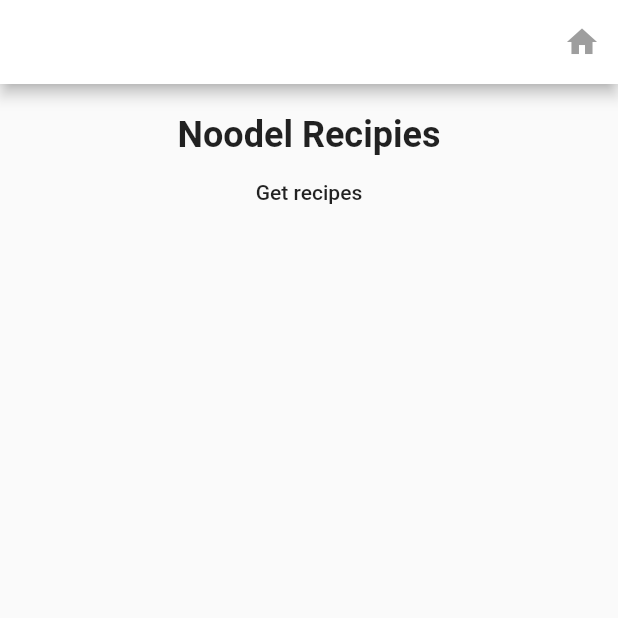
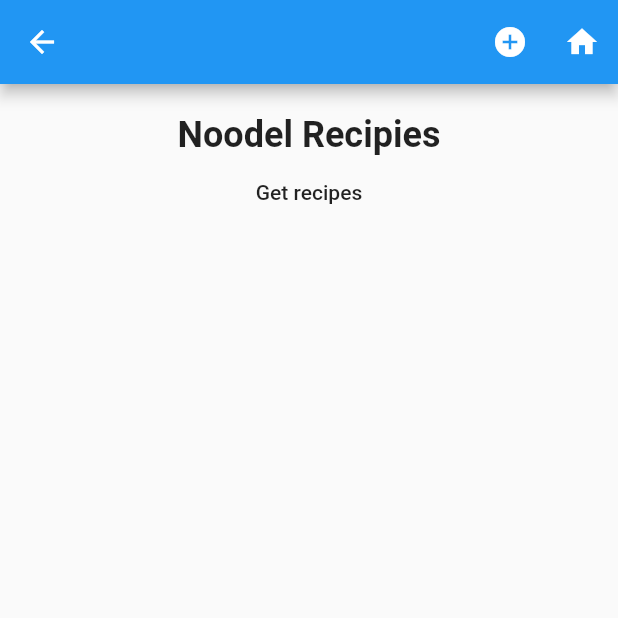
Before and after one commit to mt-tadayon/save_recipes, a Flutter app: the screen it shows after launch, after a tap on "Noodel", on a phone screen of 412 x 824 dp, the top half of it. Run offline on Flutter 3.47's test engine with Material 2 defaults, Android fonts, the phone set to English and light mode, and no system bars; our stand-ins replace image_picker, sqflite; accounts and stored records are empty.

Commit message:
Refactoring the AppBar

```diff
--- a/lib/category_screen/category_screen.dart
+++ b/lib/category_screen/category_screen.dart
@@ -1,6 +1,6 @@
 import 'package:flutter/material.dart';
+import 'package:saverecipes/add_recipe_screen/add_recipe_screen.dart';
 import 'package:saverecipes/models/recipe_model.dart';
-import 'package:saverecipes/recipe_app_bar.dart';
 
 final RecipeHelper _recipeHelper = RecipeHelper();
 
@@ -19,12 +19,30 @@ class _CategoryScreenState extends State<CategoryScreen> {
   @override
   Widget build(BuildContext context) {
     return Scaffold(
-      appBar: RecipeAppBar(
-        icon: Icon(Icons.home),
-        onTap: () {
+      appBar: AppBar(
+        actions: <Widget>[
+          IconButton(
+            icon: Icon(Icons.add_circle),
+            onPressed: () {
+              Navigator.push(context, MaterialPageRoute(
+                builder: (context) => AddRecipeScreen()
+              ));
+            },
+          ),
+          IconButton(
+            icon: Icon(Icons.home),
+            onPressed: () {
+              Navigator.popUntil(context, (route) => route.isFirst);
+            },
+          )
+        ],
+      ),
+      /*appBar: RecipeAppBar(
+        firstIcon: Icon(Icons.home),
+        firstOnTap: () {
           Navigator.pop(context);
         },
-      ),
+      ),*/
       body: Padding(
         padding: const EdgeInsets.all(20.0),
         child: Column(
--- a/lib/home_screen/home_screen.dart
+++ b/lib/home_screen/home_screen.dart
@@ -3,22 +3,25 @@ import 'package:saverecipes/add_recipe_screen/add_recipe_screen.dart';
 import 'package:saverecipes/category_screen/category_screen.dart';
 import 'package:saverecipes/home_screen/category_card.dart';
 import 'package:saverecipes/home_screen/last_recipe_card.dart';
-import 'package:saverecipes/recipe_app_bar.dart';
 
 class HomeScreen extends StatelessWidget {
   @override
   Widget build(BuildContext context) {
     return Scaffold(
-      appBar: RecipeAppBar(
+      appBar: AppBar(
+        actions: <Widget>[
+          IconButton(
             icon: Icon(Icons.add_circle),
-        onTap: () {
+            onPressed: () {
               Navigator.push(
                 context,
                 MaterialPageRoute(
-              builder: (context) => AddRecipeScreen(),
+                  builder: (BuildContext context) => AddRecipeScreen(),
                 ),
               );
             },
+          )
+        ],
       ),
       body: Padding(
         padding: const EdgeInsets.all(20.0),
@@ -71,14 +74,16 @@ class HomeScreen extends StatelessWidget {
                     color: Colors.deepOrange,
                     categoryName: 'Rice',
                     categoryScreen: CategoryScreen('Rice Recipies'),
-                  ), SizedBox(
+                  ),
+                  SizedBox(
                     width: 20.0,
                   ),
                   CategoryCard(
                     color: Colors.lightBlue,
                     categoryName: 'Chicken',
                     categoryScreen: CategoryScreen('Chicken Recipies'),
-                  ), SizedBox(
+                  ),
+                  SizedBox(
                     width: 20.0,
                   ),
                   CategoryCard(
--- a/lib/recipe_app_bar.dart
+++ /dev/null
@@ -1,15 +0,0 @@
-import 'package:flutter/material.dart';
-
-class RecipeAppBar extends AppBar {
-  final Icon icon;
-  final Function onTap;
-
-  RecipeAppBar({this.icon, this.onTap})
-      : super(backgroundColor: Colors.white, actions: <Widget>[
-          IconButton(
-            icon: icon,
-            onPressed: onTap,
-            color: Colors.grey,
-          ),
-        ]);
-}
```
Also changed, not shown: lib/add_recipe_screen/add_recipe_screen.dart (+9 -6 lines). Lines whose indentation alone changed are shown as unchanged.
